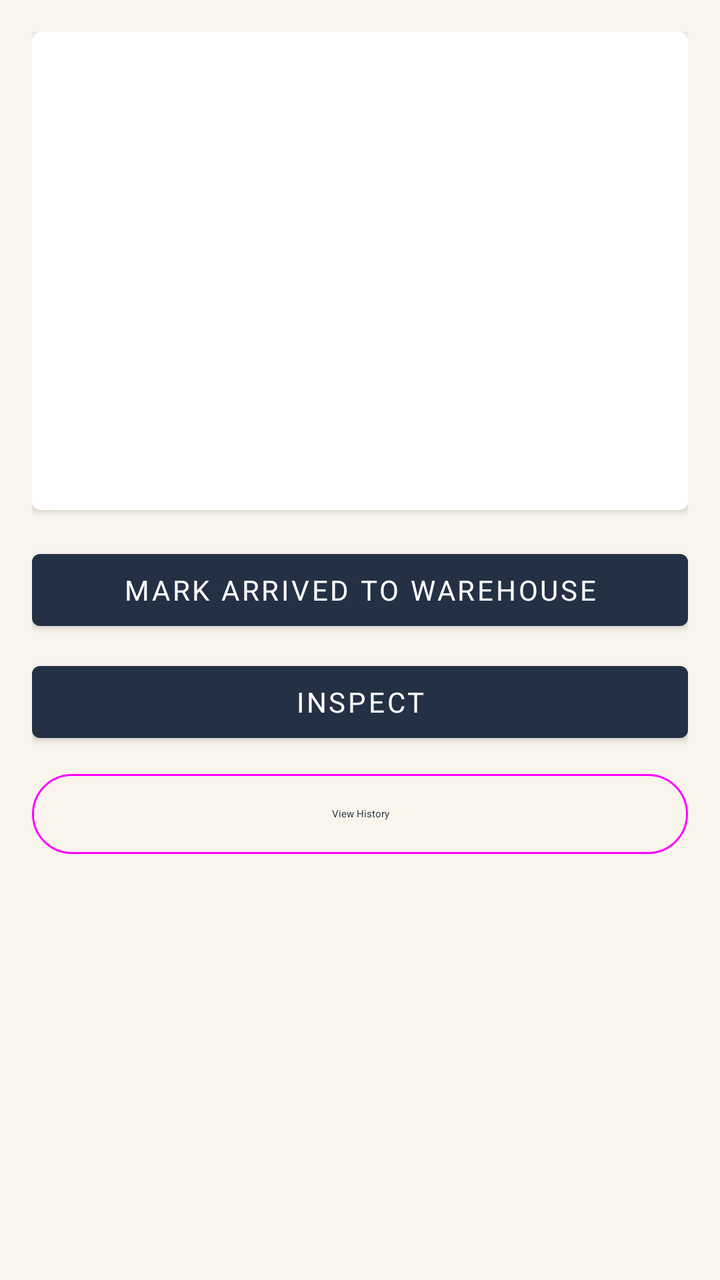
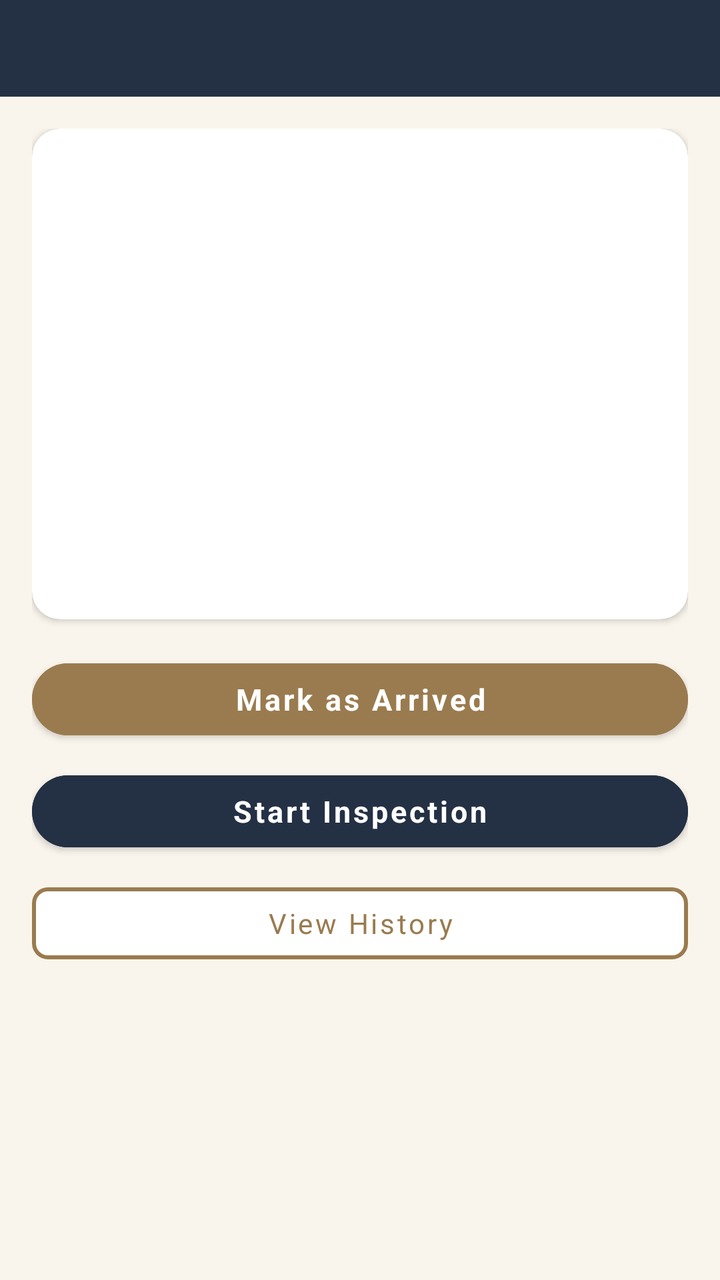

Before-and-after screenshots of an Android layout around one commit, followed by the original layout XML and the change that was made.
<!-- AndroidManifest.xml: application theme Theme.DriverApp -->
<!-- res/layout/activity_warehouse_return_details.xml -->
<?xml version="1.0" encoding="utf-8"?>
<ScrollView xmlns:android="http://schemas.android.com/apk/res/android"
    android:layout_width="match_parent"
    android:layout_height="match_parent">

    <LinearLayout
        android:layout_width="match_parent"
        android:layout_height="wrap_content"
        android:orientation="vertical"
        android:padding="16dp">

        <com.google.android.material.card.MaterialCardView
            xmlns:app="http://schemas.android.com/apk/res-auto"
            android:layout_width="match_parent"
            android:layout_height="wrap_content"
            android:layout_marginBottom="16dp"
            app:cardElevation="2dp">

            <LinearLayout
                android:layout_width="match_parent"
                android:layout_height="wrap_content"
                android:orientation="vertical"
                android:padding="16dp">

                <ImageView
                    android:id="@+id/ivProductImage"
                    android:layout_width="match_parent"
                    android:layout_height="180dp"
                    android:scaleType="fitCenter"
                    android:background="#F0F0F0"
                    android:layout_marginBottom="12dp"
                    android:visibility="gone"
                    android:contentDescription="@string/wh_catalog_photo"/>

                <TextView
                    android:id="@+id/tvCustomer"
                    android:layout_width="match_parent"
                    android:layout_height="wrap_content"
                    android:textSize="16sp"
                    android:layout_marginBottom="4dp"/>

                <TextView
                    android:id="@+id/tvProduct"
                    android:layout_width="match_parent"
                    android:layout_height="wrap_content"
                    android:layout_marginBottom="4dp"/>

                <TextView
                    android:id="@+id/tvSku"
                    android:layout_width="match_parent"
                    android:layout_height="wrap_content"
                    android:layout_marginBottom="4dp"/>

                <TextView
                    android:id="@+id/tvPrice"
                    android:layout_width="match_parent"
                    android:layout_height="wrap_content"
                    android:layout_marginBottom="4dp"/>

                <TextView
                    android:id="@+id/tvOrderNumber"
                    android:layout_width="match_parent"
                    android:layout_height="wrap_content"
                    android:layout_marginBottom="4dp"/>

                <TextView
                    android:id="@+id/tvReturnDate"
                    android:layout_width="match_parent"
                    android:layout_height="wrap_content"
                    android:layout_marginBottom="4dp"/>

                <TextView
                    android:id="@+id/tvReason"
                    android:layout_width="match_parent"
                    android:layout_height="wrap_content"
                    android:layout_marginBottom="4dp"/>

                <TextView
                    android:id="@+id/tvBarcode"
                    android:layout_width="match_parent"
                    android:layout_height="wrap_content"
                    android:layout_marginBottom="4dp"/>

                <TextView
                    android:id="@+id/tvStatus"
                    android:layout_width="match_parent"
                    android:layout_height="wrap_content"
                    android:textStyle="bold"
                    android:textSize="15sp"/>

            </LinearLayout>
        </com.google.android.material.card.MaterialCardView>

        <Button
            android:id="@+id/btnMarkArrived"
            android:layout_width="match_parent"
            android:layout_height="wrap_content"
            android:text="@string/wh_mark_arrived"
            android:layout_marginBottom="8dp"/>

        <Button
            android:id="@+id/btnInspect"
            android:layout_width="match_parent"
            android:layout_height="wrap_content"
            android:text="@string/wh_inspect"
            android:layout_marginBottom="8dp"/>

        <Button
            android:id="@+id/btnViewHistory"
            android:layout_width="match_parent"
            android:layout_height="wrap_content"
            android:text="@string/wh_view_history"
            style="@style/Widget.Material3.Button.OutlinedButton"/>

    </LinearLayout>
</ScrollView>
<!-- resources referenced by this layout -->
<resources>
  <string name="wh_catalog_photo">Catalog photo</string>
  <string name="wh_inspect">Inspect</string>
  <string name="wh_mark_arrived">Mark Arrived to Warehouse</string>
  <string name="wh_view_history">View History</string>
  <style name="Theme.DriverApp" parent="Theme.MaterialComponents.DayNight.NoActionBar">
          <item name="colorPrimary">@color/drb_navy</item>
          <item name="colorPrimaryVariant">@color/drb_navy_dark</item>
          <item name="colorOnPrimary">@color/white</item>
          <item name="colorSecondary">@color/drb_gold</item>
          <item name="colorSecondaryVariant">@color/drb_gold_muted</item>
          <item name="colorOnSecondary">@color/white</item>
          <item name="android:statusBarColor">@color/drb_navy</item>
          <item name="android:windowBackground">@color/drb_cream_bg</item>
          <item name="android:fontFamily">sans-serif</item>
      </style>
  <color name="drb_navy">#243044</color>
  <color name="drb_navy_dark">#15202e</color>
  <color name="white">#FFFFFFFF</color>
  <color name="drb_gold">#9a7b4f</color>
  <color name="drb_gold_muted">#8a7149</color>
  <color name="drb_cream_bg">#faf5ec</color>
</resources>

<!-- the commit's change to res/layout/activity_warehouse_return_details.xml (unified diff, before → after) -->
@@ -1,116 +1,170 @@
 <?xml version="1.0" encoding="utf-8"?>
-<ScrollView xmlns:android="http://schemas.android.com/apk/res/android"
+<LinearLayout xmlns:android="http://schemas.android.com/apk/res/android"
+    xmlns:app="http://schemas.android.com/apk/res-auto"
     android:layout_width="match_parent"
-    android:layout_height="match_parent">
+    android:layout_height="match_parent"
+    android:orientation="vertical"
+    android:background="@color/drb_cream_bg">
 
-    <LinearLayout
+    <include layout="@layout/include_drb_header"/>
+
+    <ScrollView
         android:layout_width="match_parent"
-        android:layout_height="wrap_content"
-        android:orientation="vertical"
-        android:padding="16dp">
+        android:layout_height="0dp"
+        android:layout_weight="1">
 
-        <com.google.android.material.card.MaterialCardView
-            xmlns:app="http://schemas.android.com/apk/res-auto"
+        <LinearLayout
             android:layout_width="match_parent"
             android:layout_height="wrap_content"
-            android:layout_marginBottom="16dp"
-            app:cardElevation="2dp">
+            android:orientation="vertical"
+            android:padding="16dp">
 
-            <LinearLayout
+            <com.google.android.material.card.MaterialCardView
                 android:layout_width="match_parent"
                 android:layout_height="wrap_content"
-                android:orientation="vertical"
-                android:padding="16dp">
+                android:layout_marginBottom="16dp"
+                app:cardElevation="2dp"
+                app:cardCornerRadius="@dimen/drb_radius_md">
 
-                <ImageView
-                    android:id="@+id/ivProductImage"
-                    android:layout_width="match_parent"
-                    android:layout_height="180dp"
-                    android:scaleType="fitCenter"
-                    android:background="#F0F0F0"
-                    android:layout_marginBottom="12dp"
-                    android:visibility="gone"
-                    android:contentDescription="@string/wh_catalog_photo"/>
-
-                <TextView
-                    android:id="@+id/tvCustomer"
+                <LinearLayout
                     android:layout_width="match_parent"
                     android:layout_height="wrap_content"
-                    android:textSize="16sp"
-                    android:layout_marginBottom="4dp"/>
+                    android:orientation="vertical"
+                    android:padding="16dp">
 
-                <TextView
-                    android:id="@+id/tvProduct"
-                    android:layout_width="match_parent"
-                    android:layout_height="wrap_content"
-                    android:layout_marginBottom="4dp"/>
+                    <ImageView
+                        android:id="@+id/ivProductImage"
+                        android:layout_width="match_parent"
+                        android:layout_height="180dp"
+                        android:scaleType="fitCenter"
+                        android:background="@color/drb_image_placeholder"
+                        android:layout_marginBottom="12dp"
+                        android:visibility="gone"
+                        android:contentDescription="@string/wh_catalog_photo"/>
 
-                <TextView
-                    android:id="@+id/tvSku"
-                    android:layout_width="match_parent"
-                    android:layout_height="wrap_content"
-                    android:layout_marginBottom="4dp"/>
+                    <TextView
+                        android:id="@+id/tvCustomer"
+                        android:layout_width="match_parent"
+                        android:layout_height="wrap_content"
+                        android:textSize="16sp"
+                        android:layout_marginBottom="4dp"/>
 
-                <TextView
-                    android:id="@+id/tvPrice"
-                    android:layout_width="match_parent"
-                    android:layout_height="wrap_content"
-                    android:layout_marginBottom="4dp"/>
+                    <TextView
+                        android:id="@+id/tvProduct"
+                        android:layout_width="match_parent"
+                        android:layout_height="wrap_content"
+                        android:layout_marginBottom="4dp"/>
 
-                <TextView
-                    android:id="@+id/tvOrderNumber"
-                    android:layout_width="match_parent"
-                    android:layout_height="wrap_content"
-                    android:layout_marginBottom="4dp"/>
+                    <TextView
+                        android:id="@+id/tvSku"
+                        android:layout_width="match_parent"
+                        android:layout_height="wrap_content"
+                        android:layout_marginBottom="4dp"/>
 
-                <TextView
-                    android:id="@+id/tvReturnDate"
-                    android:layout_width="match_parent"
-                    android:layout_height="wrap_content"
-                    android:layout_marginBottom="4dp"/>
+                    <TextView
+                        android:id="@+id/tvPrice"
+                        android:layout_width="match_parent"
+                        android:layout_height="wrap_content"
+                        android:layout_marginBottom="4dp"/>
 
-                <TextView
-                    android:id="@+id/tvReason"
-                    android:layout_width="match_parent"
-                    android:layout_height="wrap_content"
-                    android:layout_marginBottom="4dp"/>
+                    <TextView
+                        android:id="@+id/tvOrderNumber"
+                        android:layout_width="match_parent"
+                        android:layout_height="wrap_content"
+                        android:layout_marginBottom="4dp"/>
 
-                <TextView
-                    android:id="@+id/tvBarcode"
-                    android:layout_width="match_parent"
-                    android:layout_height="wrap_content"
-                    android:layout_marginBottom="4dp"/>
+                    <TextView
+                        android:id="@+id/tvReturnDate"
+                        android:layout_width="match_parent"
+                        android:layout_height="wrap_content"
+                        android:layout_marginBottom="4dp"/>
 
-                <TextView
-                    android:id="@+id/tvStatus"
-                    android:layout_width="match_parent"
-                    android:layout_height="wrap_content"
-                    android:textStyle="bold"
-                    android:textSize="15sp"/>
+                    <TextView
+                        android:id="@+id/tvReason"
+                        android:layout_width="match_parent"
+                        android:layout_height="wrap_content"
+                        android:layout_marginBottom="4dp"/>
 
-            </LinearLayout>
-        </com.google.android.material.card.MaterialCardView>
+                    <TextView
+                        android:id="@+id/tvBarcode"
+                        android:layout_width="match_parent"
+                        android:layout_height="wrap_content"
+                        android:layout_marginBottom="8dp"/>
 
-        <Button
-            android:id="@+id/btnMarkArrived"
-            android:layout_width="match_parent"
-            android:layout_height="wrap_content"
-            android:text="@string/wh_mark_arrived"
-            android:layout_marginBottom="8dp"/>
+                    <TextView
+                        android:id="@+id/tvStatus"
+                        android:layout_width="wrap_content"
+                        android:layout_height="wrap_content"
+                        style="@style/DrbText.Chip"/>
 
-        <Button
-            android:id="@+id/btnInspect"
-            android:layout_width="match_parent"
-            android:layout_height="wrap_content"
-            android:text="@string/wh_inspect"
-            android:layout_marginBottom="8dp"/>
+                </LinearLayout>
+            </com.google.android.material.card.MaterialCardView>
 
-        <Button
-            android:id="@+id/btnViewHistory"
-            android:layout_width="match_parent"
-            android:layout_height="wrap_content"
-            android:text="@string/wh_view_history"
-            style="@style/Widget.Material3.Button.OutlinedButton"/>
+            <Button
+                android:id="@+id/btnMarkArrived"
+                android:layout_width="match_parent"
+                android:layout_height="wrap_content"
+                android:text="@string/wh_mark_arrived"
+                style="@style/DrbButton.Gold"
+                android:layout_marginBottom="8dp"/>
 
-    </LinearLayout>
-</ScrollView>
+            <Button
+                android:id="@+id/btnInspect"
+                android:layout_width="match_parent"
+                android:layout_height="wrap_content"
+                android:text="@string/wh_start_inspection"
+                style="@style/DrbButton.Primary"
+                android:layout_marginBottom="8dp"/>
+
+            <Button
+                android:id="@+id/btnViewHistory"
+                android:layout_width="match_parent"
+                android:layout_height="wrap_content"
+                android:text="@string/wh_view_history"
+                style="@style/DrbButton.Outlined"/>
+
+        </LinearLayout>
+    </ScrollView>
+</LinearLayout>
+<!-- res/layout/include_drb_header.xml (included above) -->
+<?xml version="1.0" encoding="utf-8"?>
+<LinearLayout xmlns:android="http://schemas.android.com/apk/res/android"
+    android:layout_width="match_parent"
+    android:layout_height="wrap_content"
+    android:orientation="horizontal"
+    android:background="@color/drb_navy"
+    android:gravity="center_vertical"
+    android:paddingStart="@dimen/drb_spacing_md"
+    android:paddingEnd="@dimen/drb_header_padding_horizontal"
+    android:paddingTop="10dp"
+    android:paddingBottom="@dimen/drb_header_padding_vertical">
+
+    <TextView
+        android:id="@+id/headerBack"
+        android:layout_width="wrap_content"
+        android:layout_height="wrap_content"
+        android:text="←"
+        android:textColor="@color/white"
+        android:textSize="24sp"
+        android:paddingStart="2dp"
+        android:paddingEnd="@dimen/drb_spacing_md"
+        android:contentDescription="Back"
+        android:visibility="gone"/>
+
+    <TextView
+        android:id="@+id/tvHeaderTitle"
+        android:layout_width="0dp"
+        android:layout_height="wrap_content"
+        android:layout_weight="1"
+        style="@style/DrbText.Header"/>
+
+    <TextView
+        android:id="@+id/tvHeaderAction"
+        android:layout_width="wrap_content"
+        android:layout_height="wrap_content"
+        android:text="@string/logout"
+        android:textColor="@color/drb_text_header_muted"
+        android:textSize="@dimen/drb_text_caption"
+        android:padding="4dp"
+        android:visibility="gone"/>
+</LinearLayout>
<!-- resource entries referenced after the edit -->
@@ -1,9 +1,48 @@
 <!-- resources referenced by this layout -->
 <resources>
   <string name="wh_catalog_photo">Catalog photo</string>
-  <string name="wh_inspect">Inspect</string>
-  <string name="wh_mark_arrived">Mark Arrived to Warehouse</string>
+  <string name="wh_mark_arrived">Mark as Arrived</string>
+  <string name="wh_start_inspection">Start Inspection</string>
   <string name="wh_view_history">View History</string>
+  <style name="DrbButton.Gold" parent="Widget.MaterialComponents.Button">
+          <item name="android:backgroundTint">@color/drb_gold</item>
+          <item name="android:textColor">@color/white</item>
+          <item name="android:textAllCaps">false</item>
+          <item name="android:textStyle">bold</item>
+          <item name="android:textSize">@dimen/drb_text_body</item>
+          <item name="cornerRadius">@dimen/drb_radius_pill</item>
+          <item name="android:minHeight">48dp</item>
+      </style>
+  <style name="DrbButton.Outlined" parent="Widget.MaterialComponents.Button.OutlinedButton">
+          <item name="android:textColor">@color/drb_gold</item>
+          <item name="android:backgroundTint">@color/white</item>
+          <item name="strokeColor">@color/drb_gold</item>
+          <item name="strokeWidth">2dp</item>
+          <item name="android:textAllCaps">false</item>
+          <item name="cornerRadius">@dimen/drb_radius_sm</item>
+      </style>
+  <style name="DrbButton.Primary" parent="Widget.MaterialComponents.Button">
+          <item name="android:backgroundTint">@color/drb_navy</item>
+          <item name="android:textColor">@color/white</item>
+          <item name="android:textAllCaps">false</item>
+          <item name="android:textStyle">bold</item>
+          <item name="android:textSize">@dimen/drb_text_body</item>
+          <item name="cornerRadius">@dimen/drb_radius_pill</item>
+          <item name="android:minHeight">48dp</item>
+      </style>
+  <style name="DrbText.Chip" parent="TextAppearance.MaterialComponents.Caption">
+          <item name="android:textSize">@dimen/drb_text_chip</item>
+          <item name="android:textStyle">bold</item>
+          <item name="android:paddingStart">10dp</item>
+          <item name="android:paddingEnd">10dp</item>
+          <item name="android:paddingTop">4dp</item>
+          <item name="android:paddingBottom">4dp</item>
+      </style>
+  <style name="DrbText.Header" parent="TextAppearance.MaterialComponents.Subtitle1">
+          <item name="android:textSize">@dimen/drb_text_header</item>
+          <item name="android:textStyle">bold</item>
+          <item name="android:textColor">@color/white</item>
+      </style>
   <style name="Theme.DriverApp" parent="Theme.MaterialComponents.DayNight.NoActionBar">
           <item name="colorPrimary">@color/drb_navy</item>
           <item name="colorPrimaryVariant">@color/drb_navy_dark</item>
@@ -16,10 +55,23 @@
           <item name="android:fontFamily">sans-serif</item>
       </style>
   <color name="drb_navy">#243044</color>
+  <color name="drb_text_header_muted">#e6e0d4</color>
   <color name="drb_navy_dark">#15202e</color>
   <color name="white">#FFFFFFFF</color>
+  <dimen name="drb_header_padding_horizontal">18dp</dimen>
+  <dimen name="drb_header_padding_vertical">14dp</dimen>
+  <dimen name="drb_radius_md">14dp</dimen>
+  <dimen name="drb_spacing_md">12dp</dimen>
+  <dimen name="drb_text_caption">13sp</dimen>
+  <string name="logout">Logout</string>
   <color name="drb_gold">#9a7b4f</color>
+  <dimen name="drb_text_body">15sp</dimen>
+  <dimen name="drb_radius_pill">24dp</dimen>
+  <dimen name="drb_radius_sm">8dp</dimen>
+  <dimen name="drb_text_chip">11sp</dimen>
+  <dimen name="drb_text_header">18sp</dimen>
   <color name="drb_gold_muted">#8a7149</color>
   <color name="drb_cream_bg">#faf5ec</color>
+  <color name="drb_image_placeholder">#F0F0F0</color>
 </resources>
 
